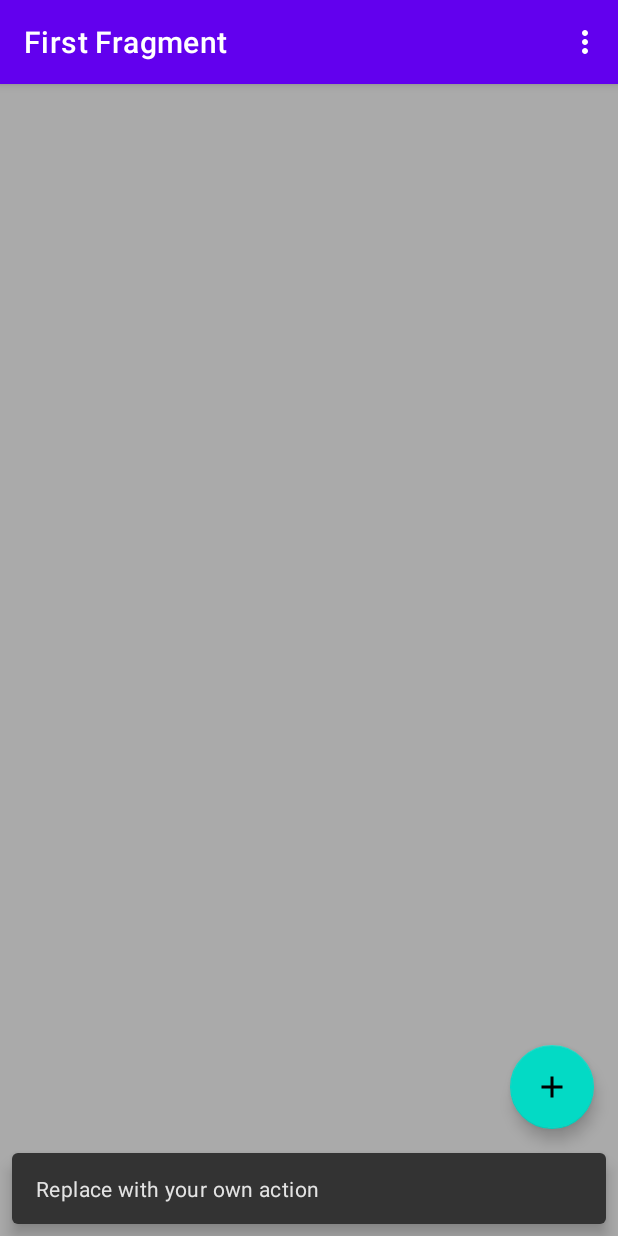
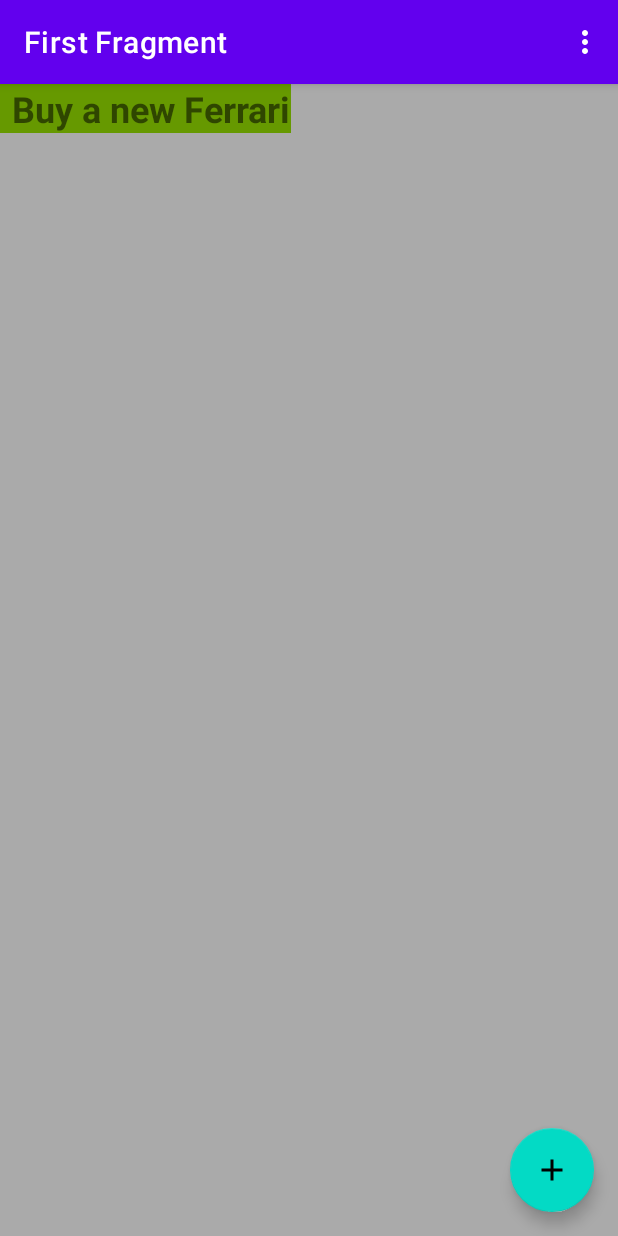
Before and after one commit to vedanshk/NoDo, an Android app: the screen it shows after launch (MainActivity), after a tap on an icon or button, on a phone screen of 412 x 824 dp. Run offline under Robolectric (Android 15) with nearby library versions, the phone set to English and light mode, and no system bars; our stand-ins replace Room's generated code, navigation-ui.

Commit message:
fetching data from room

```diff
--- a/app/src/main/java/com/example/nodo/FirstFragment.java
+++ b/app/src/main/java/com/example/nodo/FirstFragment.java
@@ -1,5 +1,6 @@
 package com.example.nodo;
 
+import android.app.Application;
 import android.os.Bundle;
 import android.view.LayoutInflater;
 import android.view.View;
@@ -8,17 +9,29 @@ import android.view.ViewGroup;
 import androidx.annotation.NonNull;
 import androidx.annotation.Nullable;
 import androidx.fragment.app.Fragment;
+import androidx.lifecycle.LifecycleOwner;
+import androidx.lifecycle.Observer;
+import androidx.lifecycle.ViewModelProvider;
+import androidx.lifecycle.ViewModelStore;
+import androidx.lifecycle.ViewModelStoreOwner;
 import androidx.navigation.fragment.NavHostFragment;
 import androidx.recyclerview.widget.LinearLayoutManager;
 import androidx.recyclerview.widget.RecyclerView;
 
 import com.example.nodo.databinding.FragmentFirstBinding;
+import com.example.nodo.model.NoDo;
+import com.example.nodo.model.NoDoViewModel;
 import com.example.nodo.ui.NoDoListAdapter;
+
+import java.util.List;
+import java.util.Objects;
 
 public class FirstFragment extends Fragment {
 
     RecyclerView recyclerView;
     NoDoListAdapter noDoListAdapter;
+
+    NoDoViewModel noDoViewModel;
 
 
     @Nullable
@@ -29,6 +42,11 @@ public class FirstFragment extends Fragment {
 
         View view = inflater.inflate(R.layout.fragment_first , container  , false);
 
+
+
+        noDoViewModel = new ViewModelProvider(this).get(NoDoViewModel.class);
+
+
         recyclerView = view.findViewById(R.id.recyclerView);
 
         noDoListAdapter = new NoDoListAdapter(getContext());
@@ -38,11 +56,13 @@ public class FirstFragment extends Fragment {
         recyclerView.setLayoutManager(new LinearLayoutManager(getContext()));
 
 
-
+        noDoViewModel.getAllNoDoes().observe(getViewLifecycleOwner(), noDos -> noDoListAdapter.setNodo(noDos));
 
         return view;
     }
 
 
 
+
+
 }
--- a/app/src/main/java/com/example/nodo/MainActivity.java
+++ b/app/src/main/java/com/example/nodo/MainActivity.java
@@ -8,6 +8,8 @@ import androidx.appcompat.app.AppCompatActivity;
 
 import android.view.View;
 
+import androidx.fragment.app.Fragment;
+import androidx.fragment.app.FragmentTransaction;
 import androidx.navigation.NavController;
 import androidx.navigation.Navigation;
 import androidx.navigation.ui.AppBarConfiguration;
@@ -35,13 +37,15 @@ public class MainActivity extends AppCompatActivity {
         NavController navController = Navigation.findNavController(this, R.id.nav_host_fragment_content_main);
         appBarConfiguration = new AppBarConfiguration.Builder(navController.getGraph()).build();
         NavigationUI.setupActionBarWithNavController(this, navController, appBarConfiguration);
+        Fragment fragment = new FirstFragment();
 
-        binding.fab.setOnClickListener(new View.OnClickListener() {
-            @Override
-            public void onClick(View view) {
-                Snackbar.make(view, "Replace with your own action", Snackbar.LENGTH_LONG)
-                        .setAction("Action", null).show();
-            }
+        FragmentTransaction transaction = getSupportFragmentManager().beginTransaction();
+        transaction.replace(R.id.container , fragment);
+        transaction.commit();
+        binding.fab.setOnClickListener(view -> {
+
+
+
         });
     }
 
@@ -67,10 +71,10 @@ public class MainActivity extends AppCompatActivity {
         return super.onOptionsItemSelected(item);
     }
 
-    @Override
-    public boolean onSupportNavigateUp() {
-        NavController navController = Navigation.findNavController(this, R.id.nav_host_fragment_content_main);
-        return NavigationUI.navigateUp(navController, appBarConfiguration)
-                || super.onSupportNavigateUp();
-    }
+//    @Override
+//    public boolean onSupportNavigateUp() {
+//        NavController navController = Navigation.findNavController(this, R.id.nav_host_fragment_content_main);
+//        return NavigationUI.navigateUp(navController, appBarConfiguration)
+//                || super.onSupportNavigateUp();
+//    }
 }
--- a/app/src/main/java/com/example/nodo/data/NoDoRoomDatabase.java
+++ b/app/src/main/java/com/example/nodo/data/NoDoRoomDatabase.java
@@ -27,7 +27,8 @@ public abstract class  NoDoRoomDatabase extends RoomDatabase {
 
                         instance  = Room.databaseBuilder(context.getApplicationContext() ,
                                 NoDoRoomDatabase.class , "nodo_database"
-                                ).build();
+                                ).addCallback(roomDatabaseCallback).
+                                build();
                     }
                 }
             }
@@ -60,6 +61,14 @@ public abstract class  NoDoRoomDatabase extends RoomDatabase {
         @Override
         protected Void doInBackground(Void... voids) {
             noDoDao.deleteAll(); // removes all items form our table
+
+            NoDo noDo = new NoDo("Buy a new Ferrari");
+            noDoDao.insert(noDo);
+
+            NoDo noDo1 = new NoDo("Buy Big house");
+
+            noDoDao.insert(noDo1);
+
             return null;
         }
     }
--- a/app/src/main/java/com/example/nodo/model/NoDoViewModel.java
+++ b/app/src/main/java/com/example/nodo/model/NoDoViewModel.java
@@ -1,6 +1,7 @@
 package com.example.nodo.model;
 
 import android.app.Application;
+import android.content.Context;
 import android.hardware.lights.LightState;
 
 import androidx.annotation.NonNull;
@@ -24,7 +25,7 @@ public class NoDoViewModel extends AndroidViewModel {
 
     }
 
-    LiveData<List<NoDo>> getAllNoDoes(){
+    public LiveData<List<NoDo>> getAllNoDoes(){
 
         return allNoDoes;
     }
--- a/app/src/main/java/com/example/nodo/ui/NoDoListAdapter.java
+++ b/app/src/main/java/com/example/nodo/ui/NoDoListAdapter.java
@@ -27,6 +27,7 @@ public class NoDoListAdapter extends  RecyclerView.Adapter<NoDoListAdapter.ViewH
 
     public void setNodo(List<NoDo> nodo) {
         this.nodo = nodo;
+        notifyDataSetChanged();
 
     }
 
@@ -41,12 +42,8 @@ public class NoDoListAdapter extends  RecyclerView.Adapter<NoDoListAdapter.ViewH
     @Override
     public void onBindViewHolder(@NonNull ViewHolder holder, int position) {
 
-        if(nodo.size() == 0){
-            holder.textView.setText("No Do");
-        }else{
+
         holder.textView.setText(nodo.get(position).getNoDo());
-
-        }
 
 
     }
--- a/app/src/main/java/com/example/nodo/utils/NoDoRepository.java
+++ b/app/src/main/java/com/example/nodo/utils/NoDoRepository.java
@@ -1,6 +1,7 @@
 package com.example.nodo.utils;
 
 import android.app.Application;
+import android.content.Context;
 import android.os.AsyncTask;
 
 import androidx.lifecycle.LiveData;
--- a/app/src/main/res/layout/content_main.xml
+++ b/app/src/main/res/layout/content_main.xml
@@ -16,4 +16,13 @@
         app:layout_constraintStart_toStartOf="parent"
         app:layout_constraintTop_toTopOf="parent"
         app:navGraph="@navigation/nav_graph" />
+
+    <FrameLayout
+        android:id="@+id/container"
+        android:layout_width="match_parent"
+        android:layout_height="match_parent"
+        app:layout_constraintBottom_toBottomOf="parent"
+        app:layout_constraintEnd_toEndOf="parent"
+        app:layout_constraintStart_toStartOf="parent"
+        app:layout_constraintTop_toTopOf="parent" />
 </androidx.constraintlayout.widget.ConstraintLayout>
```
